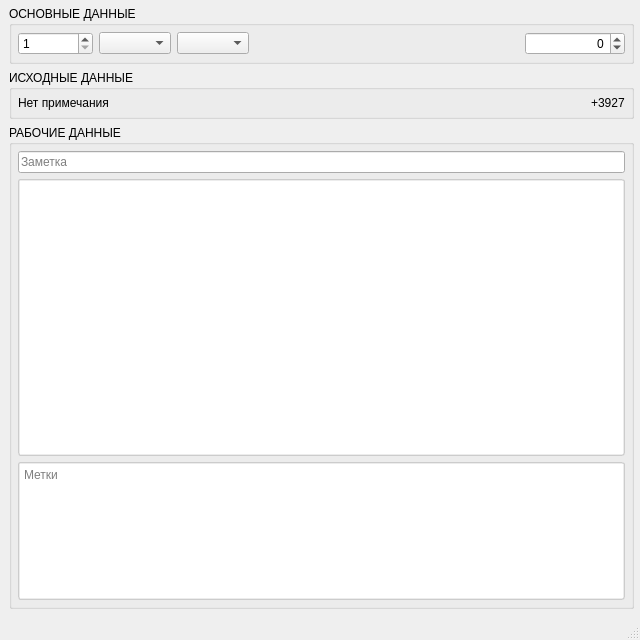
Old version of the form ui/forms/form_finactions_record.ui in the repository e-vladimir/finmanager.
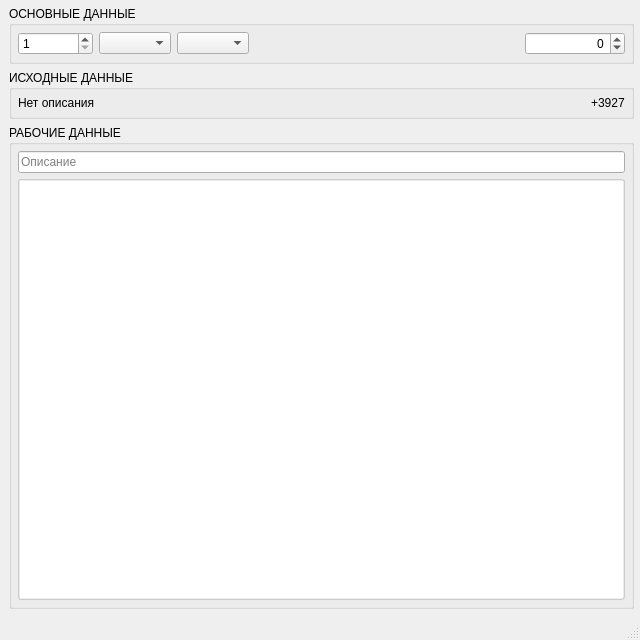
New version of the form.

The edit to the form file:
```diff
--- a/ui/forms/form_finactions_record.ui
+++ b/ui/forms/form_finactions_record.ui
@@ -174,7 +174,7 @@
        <item>
         <widget class="QLabel" name="label_src_description">
          <property name="text">
-          <string>Нет примечания</string>
+          <string>Нет описания</string>
          </property>
          <property name="wordWrap">
           <bool>true</bool>
@@ -199,7 +199,7 @@
       <property name="flat">
        <bool>false</bool>
       </property>
-      <layout class="QVBoxLayout" name="verticalLayout" stretch="0,2,1">
+      <layout class="QVBoxLayout" name="verticalLayout" stretch="0,2">
        <property name="spacing">
         <number>6</number>
        </property>
@@ -218,7 +218,7 @@
        <item>
         <widget class="QLineEdit" name="edit_description">
          <property name="placeholderText">
-          <string>Заметка</string>
+          <string>Описание</string>
          </property>
         </widget>
        </item>
@@ -251,26 +251,6 @@
          </attribute>
         </widget>
        </item>
-       <item>
-        <widget class="QPlainTextEdit" name="edit_labels">
-         <property name="styleSheet">
-          <string notr="true">QPlainTextEdit {
-	border: 1px solid #CCCCCC;
-	border-radius: 3px;
-	padding: 1px;
-}</string>
-         </property>
-         <property name="overwriteMode">
-          <bool>false</bool>
-         </property>
-         <property name="backgroundVisible">
-          <bool>false</bool>
-         </property>
-         <property name="placeholderText">
-          <string>Метки</string>
-         </property>
-        </widget>
-       </item>
       </layout>
      </widget>
     </item>
```
